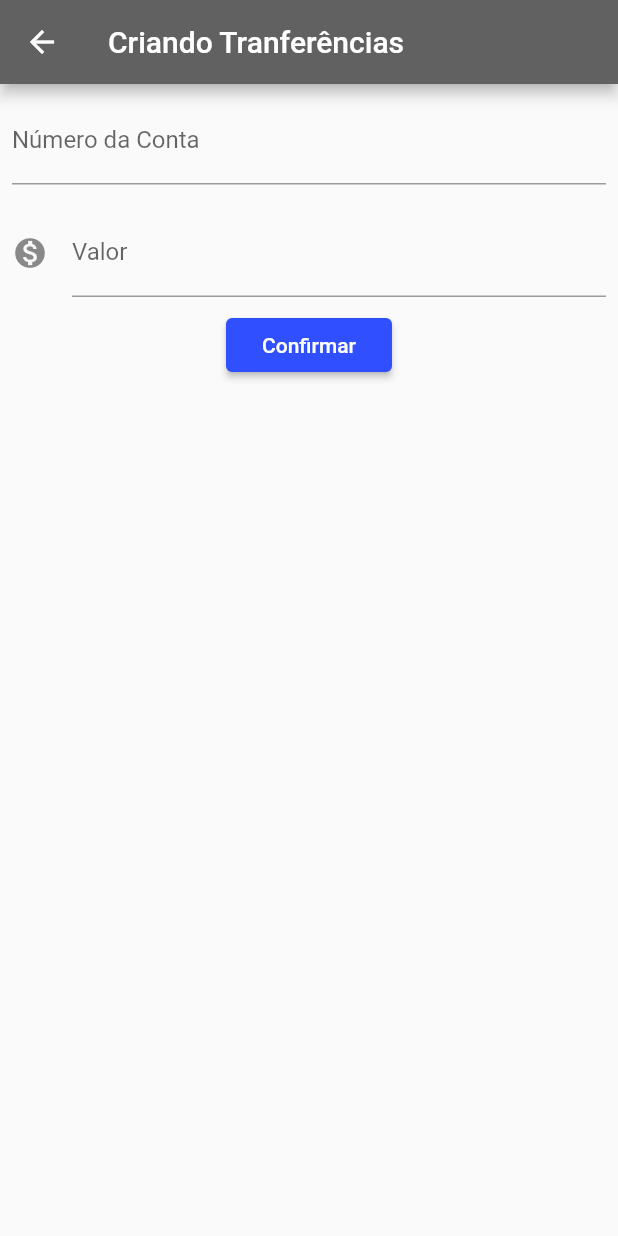
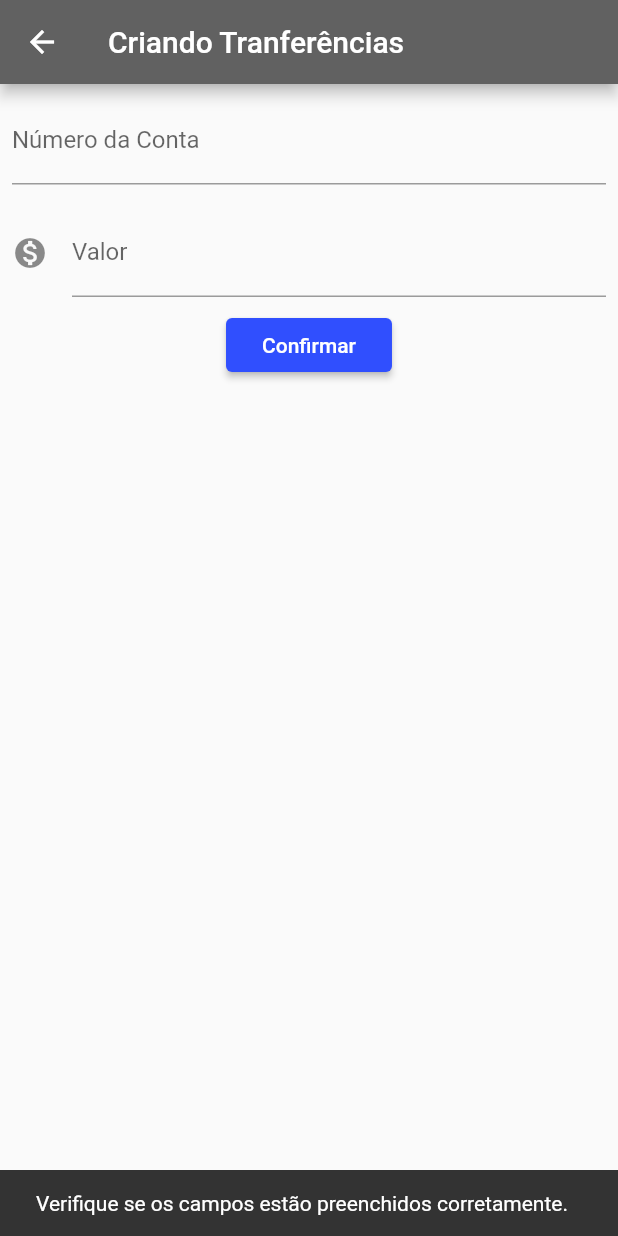
Before and after one commit to moisesfilho/bytebank, a Flutter app: the FormularioTranferencia screen opened directly, after a tap on "Confirmar", on a phone screen of 412 x 824 dp. Run offline on Flutter 3.47's test engine with Material 2 defaults, Android fonts, the phone set to English and light mode, and no system bars.

Commit message:
Adicionando mensagens com SnackBar

```diff
--- a/lib/screens/tranferencia/formulario.dart
+++ b/lib/screens/tranferencia/formulario.dart
@@ -8,6 +8,7 @@ const _dicaCampoValor = '0.0';
 const _rotuloCampoNumeroConta = 'Número da Conta';
 const _dicaCampoNumeroConta = '0000';
 const _textBotaoConfirmar = 'Confirmar';
+const _textoFalha = 'Verifique se os campos estão preenchidos corretamente.';
 
 class FormularioTranferencia extends StatefulWidget {
   @override
@@ -38,10 +39,12 @@ class _FormularioTranferenciaState extends State<FormularioTranferencia> {
                 rotulo: _rotuloCampoValor,
                 dica: _dicaCampoValor,
                 icone: Icons.monetization_on),
-            RaisedButton(
-              child: Text(_textBotaoConfirmar),
-              onPressed: () => _criaTranferencia(context),
-            ),
+            Builder(builder: (context) {
+              return RaisedButton(
+                child: Text(_textBotaoConfirmar),
+                onPressed: () => _criaTranferencia(context),
+              );
+            }),
           ],
         ),
       ),
@@ -54,6 +57,14 @@ class _FormularioTranferenciaState extends State<FormularioTranferencia> {
     if (numeroConta != null && valor != null) {
       final tranferenciaCriada = Tranferencia(valor, numeroConta);
       Navigator.pop(context, tranferenciaCriada);
+    } else {
+      showMessage(context, _textoFalha);
     }
   }
+
+  void showMessage(BuildContext context, String menssagemSucesso) {
+    Scaffold.of(context).showSnackBar(
+      SnackBar(content: Text(menssagemSucesso)),
+    );
+  }
 }
```
Also changed, not shown: lib/screens/tranferencia/lista.dart (+7 -2 lines).
